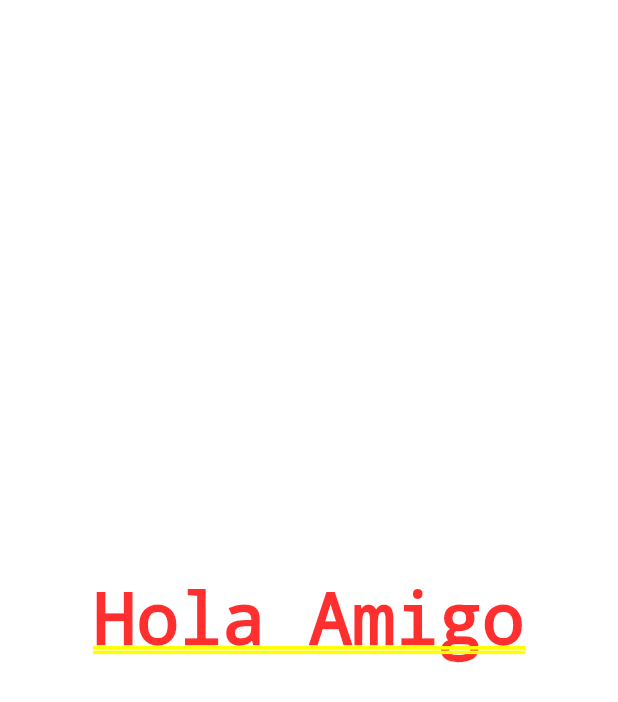
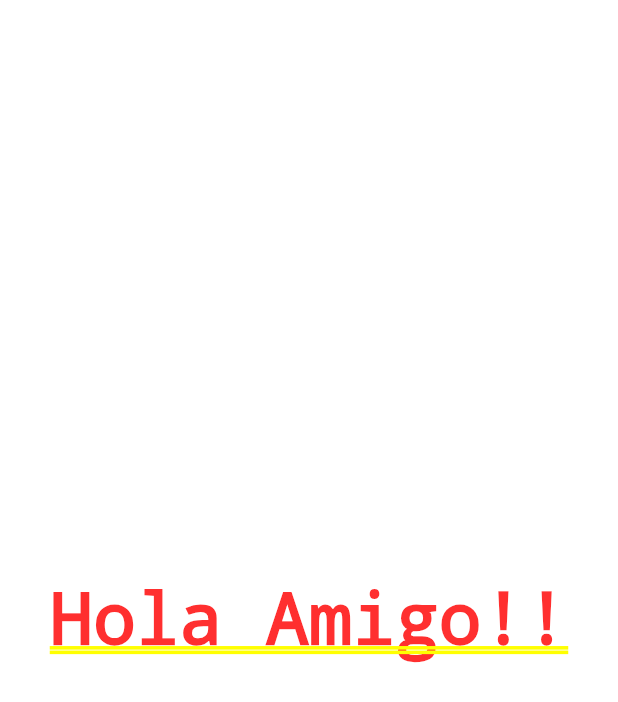
Before and after one commit to AdrianC47/Flutter-Una-introduccion-al-SDK-de-Google, a Flutter app: the screen it shows after launch, on a phone screen of 412 x 824 dp. Shown: the top 702 px of the screen. Run offline on Flutter 3.47's test engine with Material 2 defaults, Android fonts, the phone set to English and light mode, and no system bars.

Commit message:
Separando la logica en varios archivos

```diff
--- a/Proyectos-Flutter/contador/lib/main.dart
+++ b/Proyectos-Flutter/contador/lib/main.dart
@@ -1,20 +1,9 @@
 import 'package:flutter/material.dart';
 
-void main(){
+// Importaciones que nosotros escribimos
+// import 'src/app.dart';
+import 'package:contador/src/app.dart';
 
-  runApp(new MyApp()); //con este comando mando a ocrrer mi aplicacion
-
+void main() {
+  runApp(MyApp()); //con este comando mando a ocrrer mi aplicacion
 }
-
-class MyApp extends StatelessWidget{
-
-  @override
-  Widget build (context){
-
-    return MaterialApp(
-      home: Center(
-        child: Text("Hola Amigo") ,
-      )
-    );
-  }
-}
--- /dev/null
+++ b/Proyectos-Flutter/contador/lib/src/app.dart
@@ -0,0 +1,15 @@
+import 'package:flutter/material.dart';
+
+
+class MyApp extends StatelessWidget {
+  @override
+  Widget build(context) {
+
+    return MaterialApp(
+      home: Center(
+        child: Text("Hola Amigo!!"),
+      ),
+    );
+
+  }
+}
```
